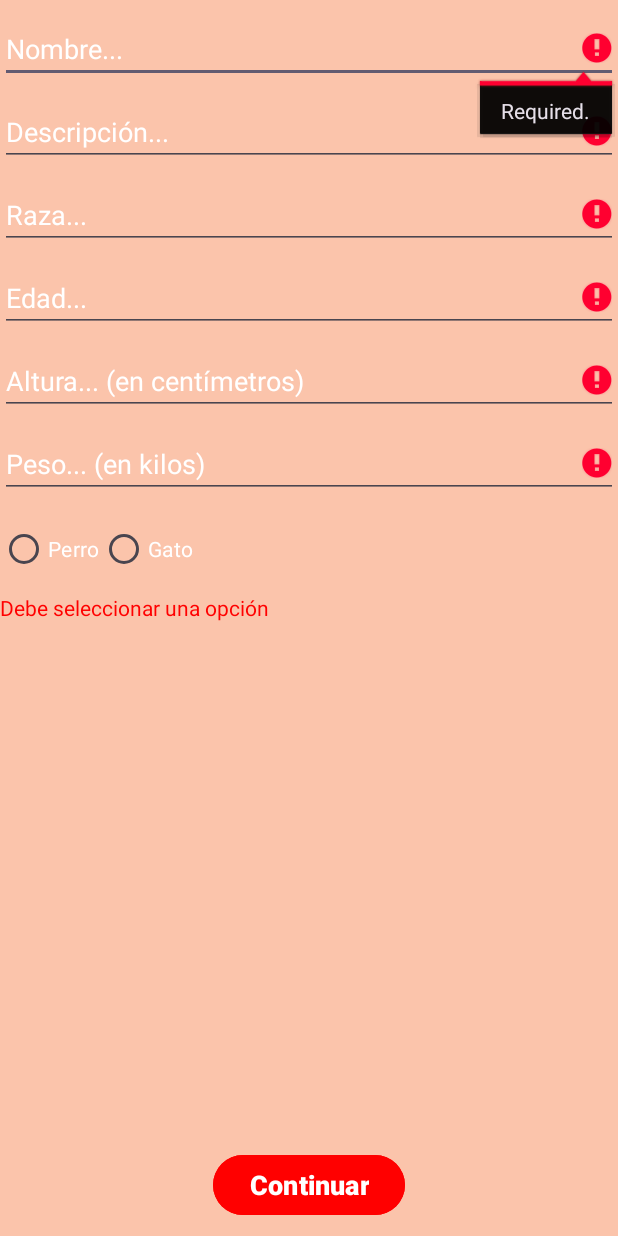
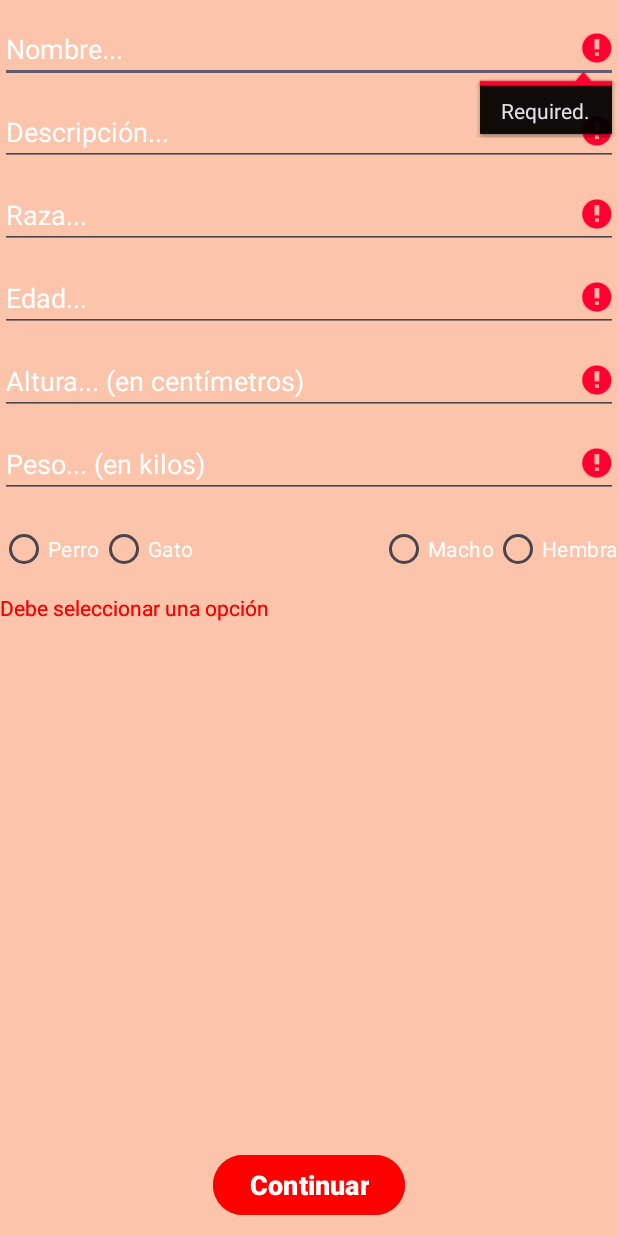
Before and after one commit to Intro-CompuMovil/Lovemal, an Android app: the RegistrarMascota screen opened directly, with no data from a screen before it, after a tap on "Continuar", on a phone screen of 412 x 824 dp. Run offline under Robolectric (Android 15) with nearby library versions, the phone set to English and light mode, and no system bars; our stand-ins replace Firebase (no records; nobody signed in at launch, a user with empty details on screens opened directly); 1 statement that could not run was skipped.

Commit message:
Registrar mascota

```diff
--- a/app/src/main/AndroidManifest.xml
+++ b/app/src/main/AndroidManifest.xml
@@ -16,6 +16,9 @@
         android:supportsRtl="true"
         android:theme="@style/Theme.Lovemal"
         tools:targetApi="31">
+        <activity
+            android:name=".AdminActivity"
+            android:exported="false" />
         <activity
             android:name=".RegistrarMascota"
             android:exported="false" />
--- a/app/src/main/java/com/example/lovemal/RegistrarMascota.kt
+++ b/app/src/main/java/com/example/lovemal/RegistrarMascota.kt
@@ -92,12 +92,20 @@ class RegistrarMascota : AppCompatActivity() {
             binding.txtPeso.error = null
         }
 
-        // Validar selección del RadioGroup
+        // Validar selección del RadioGroup de animal
         if (binding.radioGroupMascota.checkedRadioButtonId == -1) {
             binding.radioGroupError.visibility = View.VISIBLE
             valid = false
         } else {
             binding.radioGroupError.visibility = View.GONE
+        }
+
+        // Validar selección del RadioGroup de sexo
+        if (binding.radioGroupMascota2.checkedRadioButtonId == -1) {
+            binding.radioGroupError2.visibility = View.VISIBLE
+            valid = false
+        } else {
+            binding.radioGroupError2.visibility = View.GONE
         }
 
         return valid
@@ -122,16 +130,18 @@ class RegistrarMascota : AppCompatActivity() {
                         R.id.radioGato -> "Gato"
                         else -> ""
                     }
-
+                    myPet.sexo = when (binding.radioGroupMascota2.checkedRadioButtonId){
+                        R.id.radioMacho -> "Macho"
+                        R.id.radioHembra -> "Hembra"
+                        else -> ""
+                    }
                     myRef = database.getReference(PATH_PETS + myPet.key)
                     myRef.setValue(myPet)
 
-                    binding.btnNextStep.setOnClickListener {
-                        val intent = Intent(this, Perfil::class.java).apply {
-                            putExtra("currentUserUid", currentUserUid)
-                        }
-                        startActivity(intent)
+                    val intent = Intent(this, Perfil::class.java).apply {
+                        putExtra("currentUserUid", currentUserUid)
                     }
+                    startActivity(intent)
                 }
                 else{
                     Toast.makeText(this, "Complete los campos", Toast.LENGTH_SHORT).show()
--- a/app/src/main/java/com/example/lovemal/adapter/adapterPets.kt
+++ b/app/src/main/java/com/example/lovemal/adapter/adapterPets.kt
@@ -24,6 +24,7 @@ class adapterPets(private val context: Context, private val pets: List<Pet>) : B
     }
 
     override fun getView(position: Int, convertView: View?, parent: ViewGroup?): View {
+
         val view: View = convertView ?: LayoutInflater
             .from(context).inflate(R.layout.perfil_mascota, parent, false)
 
--- a/app/src/main/java/com/example/lovemal/models/Pet.kt
+++ b/app/src/main/java/com/example/lovemal/models/Pet.kt
@@ -10,4 +10,6 @@ class Pet {
     var peso: Int = 0
     var keyUser: String = ""
     var animal: String = ""
+    var sexo: String = ""
+    var esCachorro: Boolean = false
 }
--- a/app/src/main/res/layout/activity_admin.xml
+++ b/app/src/main/res/layout/activity_admin.xml
@@ -7,4 +7,9 @@
     android:layout_height="match_parent"
     tools:context=".AdminActivity">
 
+    <ListView
+        android:id="@+id/petsList"
+        android:layout_width="match_parent"
+        android:layout_height="match_parent"/>
+
 </androidx.constraintlayout.widget.ConstraintLayout>
--- a/app/src/main/res/layout/activity_registrar_mascota.xml
+++ b/app/src/main/res/layout/activity_registrar_mascota.xml
@@ -94,11 +94,45 @@
             android:textColor="@color/white"/>
     </RadioGroup>
 
+    <RadioGroup
+        android:id="@+id/radioGroupMascota2"
+        android:layout_width="wrap_content"
+        android:layout_height="wrap_content"
+        android:layout_below="@+id/txtPeso"
+        android:layout_alignParentRight="true"
+        android:layout_marginTop="10dp"
+        android:orientation="horizontal">
+
+        <RadioButton
+            android:id="@+id/radioMacho"
+            android:layout_width="wrap_content"
+            android:layout_height="wrap_content"
+            android:text="Macho"
+            android:textColor="@color/white"/>
+
+        <RadioButton
+            android:id="@+id/radioHembra"
+            android:layout_width="wrap_content"
+            android:layout_height="wrap_content"
+            android:text="Hembra"
+            android:textColor="@color/white"/>
+    </RadioGroup>
+
     <TextView
         android:id="@+id/radioGroupError"
         android:layout_width="wrap_content"
         android:layout_height="wrap_content"
         android:layout_below="@id/radioGroupMascota"
+        android:layout_marginTop="5dp"
+        android:textColor="@color/red"
+        android:visibility="gone"
+        android:text="Debe seleccionar una opción"/>
+
+    <TextView
+        android:id="@+id/radioGroupError2"
+        android:layout_width="wrap_content"
+        android:layout_height="wrap_content"
+        android:layout_below="@id/radioGroupMascota2"
         android:layout_marginTop="5dp"
         android:textColor="@color/red"
         android:visibility="gone"
--- a/app/src/main/res/layout/activity_registration_pet.xml
+++ b/app/src/main/res/layout/activity_registration_pet.xml
@@ -144,7 +144,7 @@
                 android:id="@+id/txtAge"
                 android:layout_width="wrap_content"
                 android:layout_height="wrap_content"
-                android:text="15"
+                android:text="15 meses"
                 android:textSize="30sp"
                 android:textStyle="bold">
 
@@ -195,7 +195,7 @@
                 android:id="@+id/txtAltura"
                 android:layout_width="wrap_content"
                 android:layout_height="wrap_content"
-                tools:text="15"
+                tools:text="15 cm"
                 android:textSize="30sp"
                 android:textStyle="bold">
 
@@ -262,7 +262,7 @@
                 android:id="@+id/txtPeso"
                 android:layout_width="wrap_content"
                 android:layout_height="wrap_content"
-                tools:text="15"
+                tools:text="15 kg"
                 android:textSize="30sp"
                 android:textStyle="bold">
 
```
Also changed, not shown: app/src/main/java/com/example/lovemal/AdminActivity.kt (+6 -6 lines), app/src/main/java/com/example/lovemal/MainActivity.kt (+9 -25 lines), app/src/main/java/com/example/lovemal/MenuActivity.kt (+24 -1 lines), app/src/main/java/com/example/lovemal/RegistrationPetActivity.kt (+33 -1 lines), app/src/main/java/com/example/lovemal/adapter/controller_pets.kt (+14 -8 lines), app/src/main/res/layout/activity_menu.xml (+20 -3 lines), app/src/main/res/drawable/baseline_logout_24.xml (line endings or trailing spaces).
